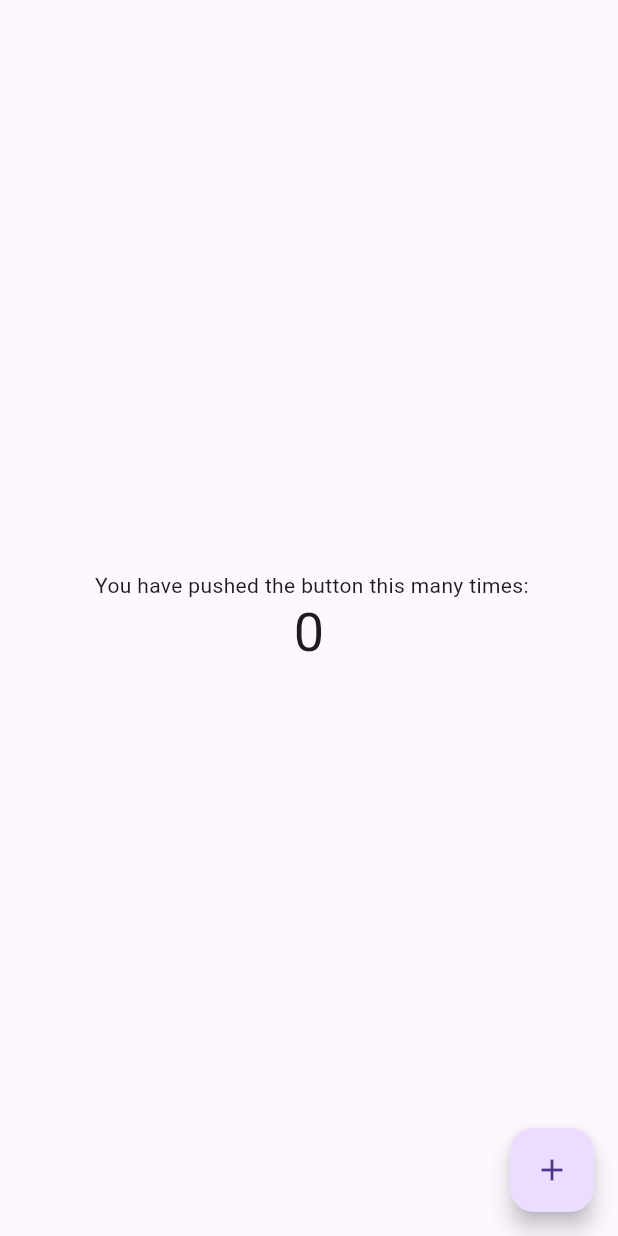
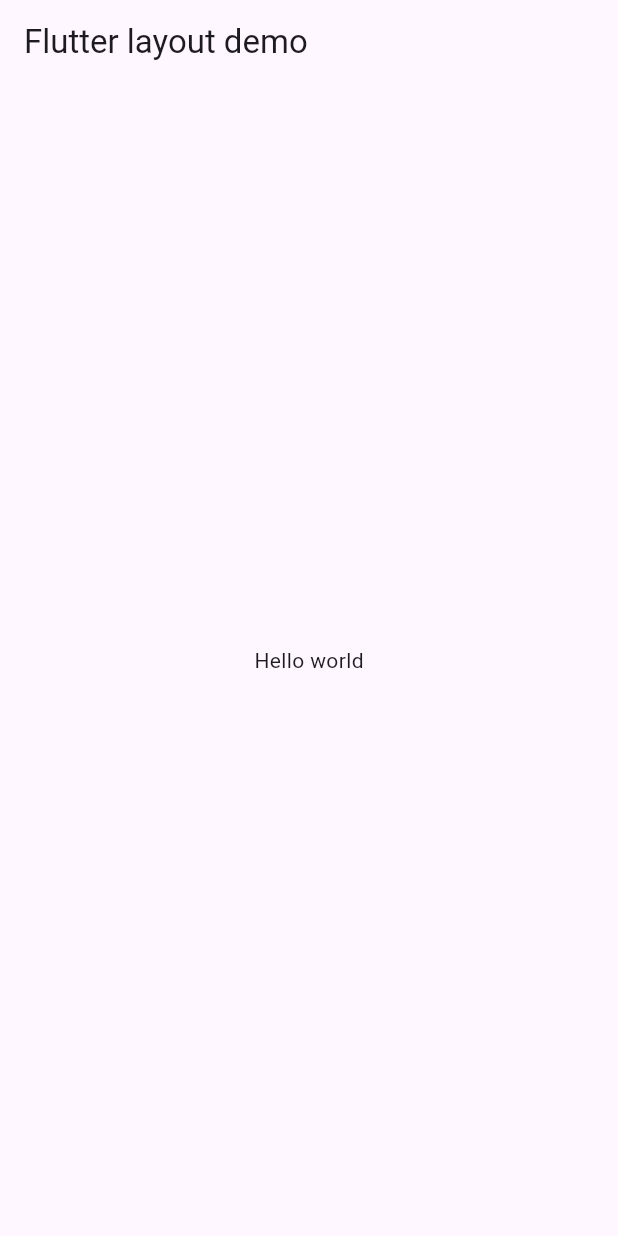
Before and after one commit to sonworks/flutter-mobile-app-development-bible, a Flutter app: the screen it shows after launch, on a phone screen of 412 x 824 dp. Run offline on Flutter 3.47's test engine with Material 3 defaults, Android fonts, the phone set to English and light mode, and no system bars.

Commit message:
3.2.1.4 Add Layout with Material Design

```diff
--- a/chapter_3/flutter_application_1/lib/main.dart
+++ b/chapter_3/flutter_application_1/lib/main.dart
@@ -24,47 +24,63 @@ class MyApp extends StatelessWidget {
 }
 */
 
-// StatefulWidget Sample
-class MyApp extends StatefulWidget {
-  @override
-  _MyAppState createState() => _MyAppState();
-}
+// // 3.1.3.5 StatefulWidget Sample
+// class MyApp extends StatefulWidget {
+//   @override
+//   _MyAppState createState() => _MyAppState();
+// }
 
-// State<...> ん中身にはWidgetのクラス名を書く
-class _MyAppState extends State<MyApp> {
-  int _counter = 0;
+// // State<...> ん中身にはWidgetのクラス名を書く
+// class _MyAppState extends State<MyApp> {
+//   int _counter = 0;
 
-  void _incrementCounter() {
-    setState(() {
-      _counter++;
-    });
-  }
+//   void _incrementCounter() {
+//     setState(() {
+//       _counter++;
+//     });
+//   }
 
+//   @override
+//   Widget build(BuildContext context) => MaterialApp(
+//         title: 'Flutter Demo',
+//         theme: ThemeData(
+//           primarySwatch: Colors.blue,
+//         ),
+//         home: Scaffold(
+//           body: Center(
+//             child: Column(
+//               mainAxisAlignment: MainAxisAlignment.center,
+//               children: <Widget>[
+//                 Text(
+//                   ' You have pushed the button this many times:',
+//                 ),
+//                 Text(
+//                   '$_counter',
+//                   style: Theme.of(context).textTheme.displaySmall,
+//                 ),
+//               ],
+//             ),
+//           ),
+//           floatingActionButton: FloatingActionButton(
+//             onPressed: _incrementCounter,
+//             tooltip: 'Increment',
+//             child: Icon(Icons.add),
+//           ),
+//         ),
+//       );
+// }
+
+// 3.2.1.4 マテリアルデザインでレイアウトウィジェットをページに追加
+class MyApp extends StatelessWidget {
   @override
   Widget build(BuildContext context) => MaterialApp(
-        title: 'Flutter Demo',
-        theme: ThemeData(
-          primarySwatch: Colors.blue,
-        ),
+        title: 'Flutter layout demo',
         home: Scaffold(
+          appBar: AppBar(
+            title: Text('Flutter layout demo'),
+          ),
           body: Center(
-            child: Column(
-              mainAxisAlignment: MainAxisAlignment.center,
-              children: <Widget>[
-                Text(
-                  ' You have pushed the button this many times:',
-                ),
-                Text(
-                  '$_counter',
-                  style: Theme.of(context).textTheme.displaySmall,
-                ),
-              ],
-            ),
-          ),
-          floatingActionButton: FloatingActionButton(
-            onPressed: _incrementCounter,
-            tooltip: 'Increment',
-            child: Icon(Icons.add),
+            child: Text('Hello world'),
           ),
         ),
       );
```
